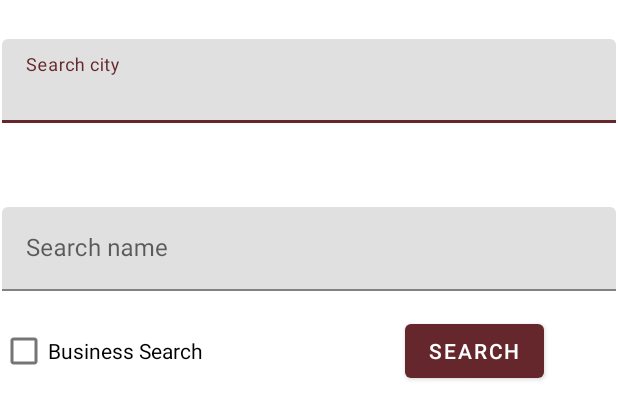
After one commit to ItayMeiri/NextDoorApp, an Android app: the layout search_layout.xml on its own in the app's theme, with its tools: preview values and no code run, on a phone screen of 412 x 824 dp. The commit adds this screen. Shown: the top 419 px of the screen. Run offline under Robolectric (Android 15) with nearby library versions, the phone set to English and light mode, and no system bars.

Commit message:
improved search functionality

```diff
--- a/app/src/main/AndroidManifest.xml
+++ b/app/src/main/AndroidManifest.xml
@@ -16,6 +16,9 @@
             android:name=".HomePageActivity"
             android:exported="false" />
         <activity
+            android:name=".SearchActivity"
+            android:exported="true" />
+        <activity
             android:name=".LoginActivity"
             android:exported="true">
             <intent-filter>
--- a/app/src/main/java/com/app/nextdoor/RegistrationActivity.java
+++ b/app/src/main/java/com/app/nextdoor/RegistrationActivity.java
@@ -47,6 +47,11 @@ public class RegistrationActivity extends AppCompatActivity {
             FullName=F;
             Job=J;
             Hobbies=H;
+        }
+        @NonNull
+        public String toString()
+        {
+            return "Name: " + FullName + "\nAddress:" + Address;
         }
 
     }
--- /dev/null
+++ b/app/src/main/res/layout/search_layout.xml
@@ -0,0 +1,81 @@
+<?xml version="1.0" encoding="utf-8"?>
+<androidx.constraintlayout.widget.ConstraintLayout xmlns:android="http://schemas.android.com/apk/res/android"
+    xmlns:app="http://schemas.android.com/apk/res-auto"
+    xmlns:tools="http://schemas.android.com/tools"
+    android:layout_width="match_parent"
+    android:layout_height="match_parent"
+    android:onClick="onClick"
+    tools:context=".SearchActivity">
+
+    <ListView
+        android:id="@+id/ListView"
+        android:layout_width="0dp"
+        android:layout_height="0dp"
+        android:layout_marginBottom="1dp"
+        android:contextClickable="false"
+        app:layout_constraintBottom_toBottomOf="parent"
+        app:layout_constraintEnd_toEndOf="parent"
+        app:layout_constraintStart_toStartOf="parent"
+        app:layout_constraintTop_toBottomOf="@+id/NameInput" />
+
+    <Button
+        android:id="@+id/button"
+        android:layout_width="wrap_content"
+        android:layout_height="wrap_content"
+        android:layout_marginTop="210dp"
+        android:layout_marginBottom="12dp"
+        android:onClick="onClick"
+        android:text="Search"
+        app:layout_constraintBottom_toTopOf="@+id/ListView"
+        app:layout_constraintEnd_toEndOf="parent"
+        app:layout_constraintHorizontal_bias="0.845"
+        app:layout_constraintStart_toStartOf="parent"
+        app:layout_constraintTop_toTopOf="parent"
+        app:layout_constraintVertical_bias="0.0" />
+
+    <com.google.android.material.textfield.TextInputLayout
+        android:id="@+id/CityInput"
+        android:layout_width="0dp"
+        android:layout_height="wrap_content"
+        android:layout_marginStart="1dp"
+        android:layout_marginTop="26dp"
+        android:layout_marginEnd="1dp"
+        android:layout_marginBottom="56dp"
+        app:layout_constraintBottom_toTopOf="@+id/NameInput"
+        app:layout_constraintEnd_toEndOf="parent"
+        app:layout_constraintStart_toStartOf="parent"
+        app:layout_constraintTop_toTopOf="parent">
+
+        <com.google.android.material.textfield.TextInputEditText
+            android:layout_width="match_parent"
+            android:layout_height="wrap_content"
+            android:hint="Search city" />
+    </com.google.android.material.textfield.TextInputLayout>
+
+    <com.google.android.material.textfield.TextInputLayout
+        android:id="@+id/NameInput"
+        android:layout_width="0dp"
+        android:layout_height="wrap_content"
+        android:layout_marginStart="1dp"
+        android:layout_marginEnd="1dp"
+        android:layout_marginBottom="76dp"
+        app:layout_constraintBottom_toTopOf="@+id/ListView"
+        app:layout_constraintEnd_toEndOf="parent"
+        app:layout_constraintStart_toStartOf="parent"
+        app:layout_constraintTop_toBottomOf="@+id/CityInput">
+
+        <com.google.android.material.textfield.TextInputEditText
+            android:layout_width="match_parent"
+            android:layout_height="wrap_content"
+            android:hint="Search name" />
+    </com.google.android.material.textfield.TextInputLayout>
+
+    <CheckBox
+        android:id="@+id/checkBox"
+        android:layout_width="wrap_content"
+        android:layout_height="wrap_content"
+        android:text="Business Search"
+        app:layout_constraintBaseline_toBaselineOf="@+id/button"
+        app:layout_constraintStart_toStartOf="parent" />
+
+</androidx.constraintlayout.widget.ConstraintLayout>
```
Also changed, not shown: app/src/main/java/com/app/nextdoor/SearchActivity.java (+111 -66 lines), app/src/main/res/layout/profile_layout.xml (added, +17 -0 lines).
